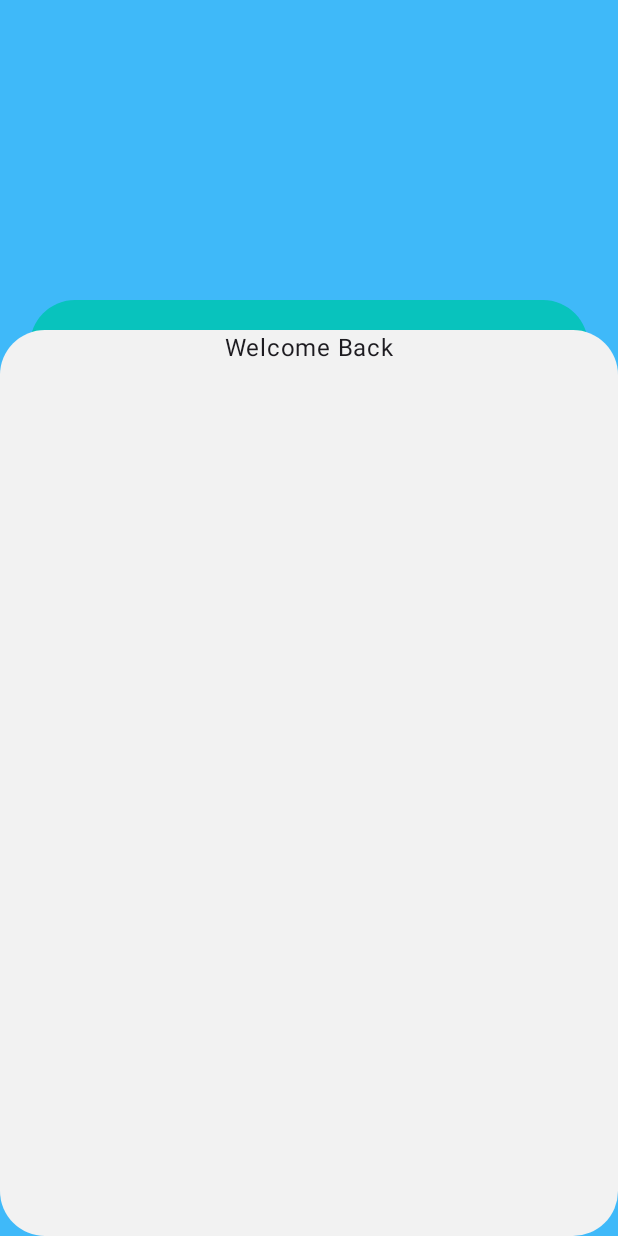
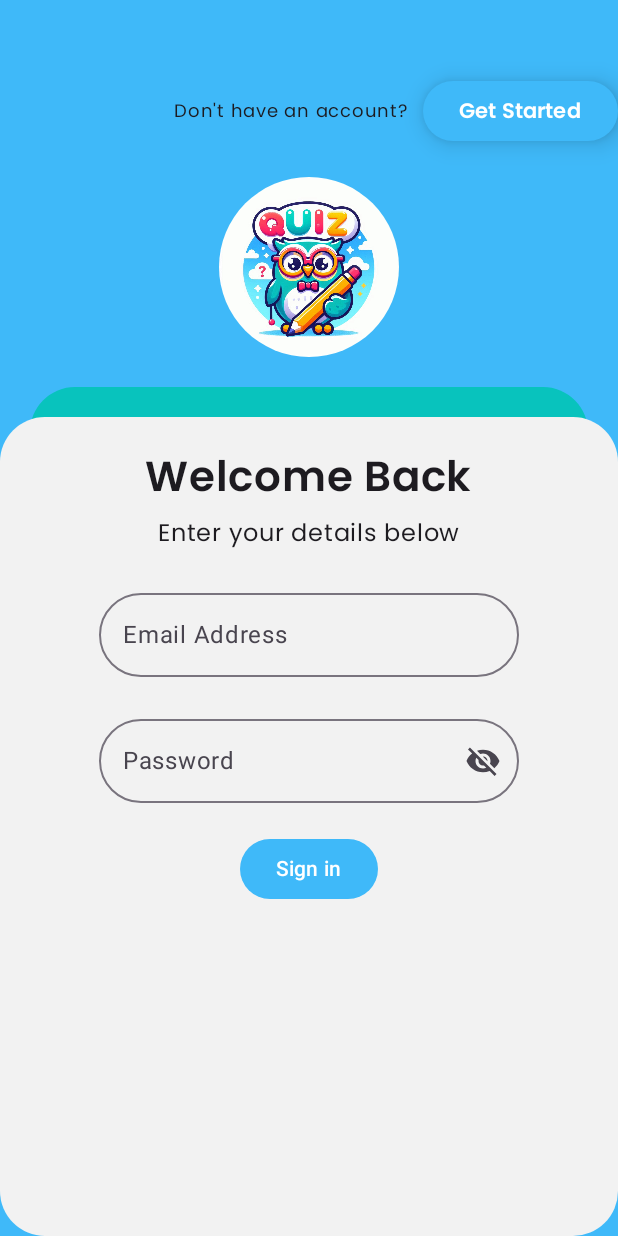
Before and after one commit to Harika1597/D3933743, an Android app built with Jetpack Compose: the screen it shows after launch (MainActivity), on a phone screen of 412 x 824 dp. Run offline under Robolectric (Android 15) with nearby library versions, the phone set to English and light mode, and no system bars.

Commit message:
login screen

```diff
--- a/app/build.gradle.kts
+++ b/app/build.gradle.kts
@@ -59,6 +59,11 @@ dependencies {
     implementation("androidx.navigation:navigation-fragment-ktx:$nav_version")
     implementation("androidx.navigation:navigation-ui-ktx:$nav_version")
 
+    implementation("androidx.compose.ui:ui:1.7.1")
+    implementation("androidx.compose.material:material-icons-extended:1.7.1")
+
+   // implementation {"androidx.compose.material:material-icons-extended:1.7.1"}
+
 
     //Dagger-Hilt
     implementation("com.google.dagger:hilt-android:2.51.1")
--- a/app/src/main/java/uk/ac/tees/mad/sq/screen/LoginScreen.kt
+++ b/app/src/main/java/uk/ac/tees/mad/sq/screen/LoginScreen.kt
@@ -1,29 +1,95 @@
 package uk.ac.tees.mad.sq.screen
 
+import androidx.compose.foundation.Image
 import androidx.compose.foundation.background
+import androidx.compose.foundation.border
 import androidx.compose.foundation.layout.Box
 import androidx.compose.foundation.layout.Column
+import androidx.compose.foundation.layout.Row
+import androidx.compose.foundation.layout.Spacer
 import androidx.compose.foundation.layout.fillMaxSize
+import androidx.compose.foundation.layout.height
 import androidx.compose.foundation.layout.padding
+import androidx.compose.foundation.layout.size
+import androidx.compose.foundation.layout.width
+import androidx.compose.foundation.shape.CircleShape
 import androidx.compose.foundation.shape.RoundedCornerShape
+import androidx.compose.material.icons.Icons
+import androidx.compose.material.icons.filled.Visibility
+import androidx.compose.material.icons.filled.VisibilityOff
+import androidx.compose.material3.Button
+import androidx.compose.material3.ButtonDefaults
+import androidx.compose.material3.Icon
+import androidx.compose.material3.IconButton
 import androidx.compose.material3.MaterialTheme.colorScheme
+import androidx.compose.material3.OutlinedTextField
 import androidx.compose.material3.Text
 import androidx.compose.runtime.Composable
+import androidx.compose.runtime.getValue
+import androidx.compose.runtime.mutableStateOf
+import androidx.compose.runtime.remember
+import androidx.compose.runtime.setValue
 import androidx.compose.ui.Alignment
 import androidx.compose.ui.Modifier
+import androidx.compose.ui.draw.blur
 import androidx.compose.ui.draw.clip
 import androidx.compose.ui.graphics.Color
+import androidx.compose.ui.res.painterResource
+import androidx.compose.ui.text.font.FontWeight
+import androidx.compose.ui.text.input.PasswordVisualTransformation
+import androidx.compose.ui.text.input.VisualTransformation
 import androidx.compose.ui.unit.dp
+import androidx.compose.ui.unit.sp
 import androidx.navigation.NavController
+import uk.ac.tees.mad.sq.R
+import uk.ac.tees.mad.sq.ui.theme.poppins
 
 @Composable
 fun LoginScreen(navController: NavController) {
-    Column(modifier = Modifier
-        .fillMaxSize()
-        .background(colorScheme.primary)) {
+    var email by remember { mutableStateOf("") }
+    var password by remember { mutableStateOf("") }
+    val isPasswordVisible = remember {
+        mutableStateOf(false)
+    }
+    Column(
+        modifier = Modifier
+            .fillMaxSize()
+            .background(colorScheme.primary)
+    ) {
+        Row(modifier = Modifier.padding(top = 50.dp)) {
+            Spacer(modifier = Modifier.weight(1f))
+            Text(
+                text = "Don't have an account?",
+                fontFamily = poppins,
+                fontSize = 12.sp,
+                modifier = Modifier.align(Alignment.CenterVertically)
+            )
+            Spacer(modifier = Modifier.width(10.dp))
+            Button(
+                onClick = { /*TODO*/ },
+                elevation = ButtonDefaults.buttonElevation(10.dp),
+                modifier = Modifier.align(Alignment.CenterVertically)
+            ) {
+                Text(
+                    text = "Get Started",
+                    fontFamily = poppins,
+                    fontSize = 14.sp,
+                    fontWeight = FontWeight.SemiBold
+                )
+            }
+        }
+        Spacer(modifier = Modifier.height(20.dp))
+        Image(
+            painter = painterResource(id = R.drawable.designer),
+            contentDescription = "app_logo",
+            modifier = Modifier
+                .size(120.dp)
+                .align(Alignment.CenterHorizontally)
+                .clip(CircleShape)
+        )
         Box(
             modifier = Modifier
-                .padding(top = 200.dp)
+                .padding(top = 20.dp)
                 .fillMaxSize()
         ) {
             Column(
@@ -35,14 +101,56 @@ fun LoginScreen(navController: NavController) {
             ) {
 
             }
-            Column(modifier = Modifier
-                .fillMaxSize()
-                .padding(top = 20.dp)
-                .clip(RoundedCornerShape(30.dp))
-                .background(colorScheme.tertiary),
+            Column(
+                modifier = Modifier
+                    .fillMaxSize()
+                    .padding(top = 20.dp)
+                    .clip(RoundedCornerShape(30.dp))
+                    .background(colorScheme.tertiary),
                 horizontalAlignment = Alignment.CenterHorizontally
             ) {
-                Text(text = "Welcome Back")
+                Spacer(modifier = Modifier.height(20.dp))
+                Text(
+                    text = "Welcome Back",
+                    fontFamily = poppins,
+                    fontWeight = FontWeight.SemiBold,
+                    fontSize = 28.sp
+                )
+                Spacer(modifier = Modifier.height(5.dp))
+                Text(
+                    text = "Enter your details below",
+                    fontFamily = poppins,
+                )
+                Spacer(modifier = Modifier.height(20.dp))
+                OutlinedTextField(value = email,
+                    onValueChange = { email = it },
+                    shape = RoundedCornerShape(30.dp),
+                    label = { Text(text = "Email Address") },
+                    singleLine = true
+                )
+                Spacer(modifier = Modifier.height(20.dp))
+                OutlinedTextField(
+                    value = password,
+                    onValueChange = { password = it },
+                    shape = RoundedCornerShape(30.dp),
+                    label = { Text(text = "Password") },
+                    singleLine = true,
+                    visualTransformation = if (isPasswordVisible.value) VisualTransformation.None else PasswordVisualTransformation(),
+                    trailingIcon = {
+                        IconButton(onClick = {
+                            isPasswordVisible.value = !isPasswordVisible.value
+                        }) {
+                            Icon(
+                                imageVector = if (isPasswordVisible.value) Icons.Default.Visibility else Icons.Default.VisibilityOff,
+                                contentDescription = if (isPasswordVisible.value) "Hide password" else "Show password"
+                            )
+                        }
+                    }
+                )
+                Spacer(modifier = Modifier.height(20.dp))
+                Button(onClick = { /*TODO*/ }) {
+                    Text(text = "Sign in")
+                }
             }
         }
     }
```
